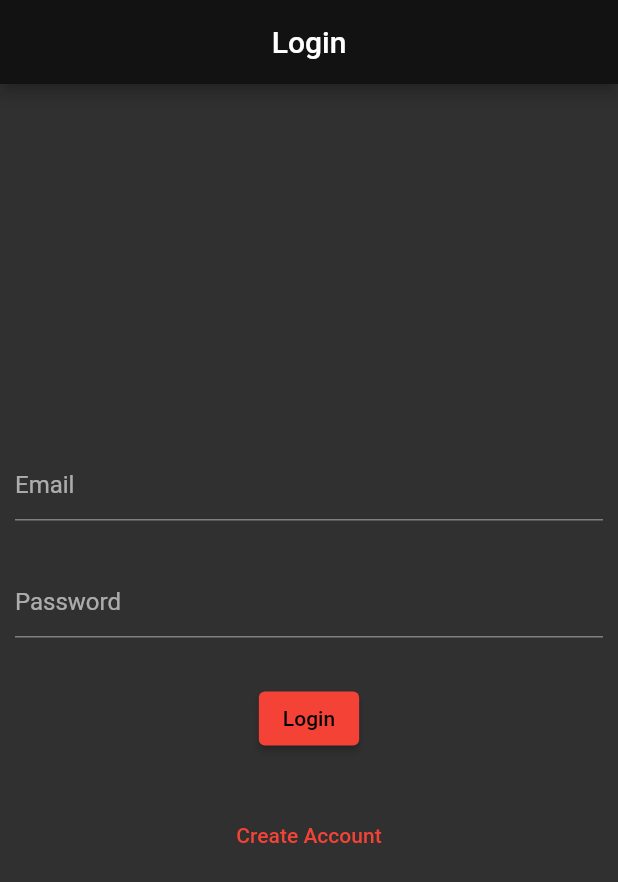
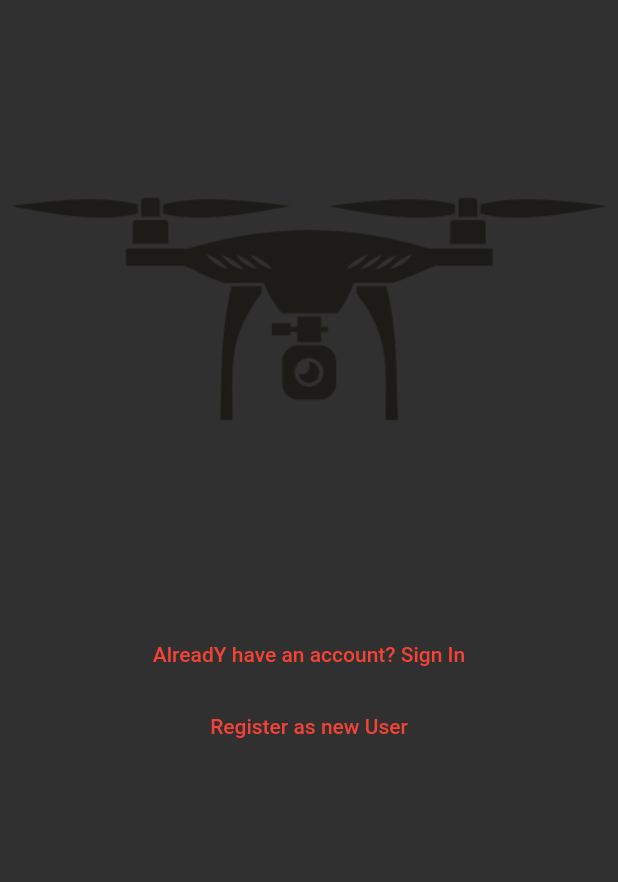
Before and after one commit to LyffLyff/FPV-Drohne, a Flutter app: the screen it shows after launch, on a phone screen of 412 x 824 dp. Shown: the top 882 px of the screen. Run offline on Flutter 3.47's test engine with Material 2 defaults, Android fonts, the phone set to English and light mode, and no system bars; our stand-ins replace cloud_firestore, firebase_auth, firebase_core, syncfusion_flutter_gauges; accounts and stored records are empty; project files that could hold a hidden picture were left out.

Commit message:
Adding Welcome Screen

```diff
--- a/lib/main.dart
+++ b/lib/main.dart
@@ -2,6 +2,7 @@ import 'dart:async';
 
 import 'package:drone_2_0/screens/homepage/homepage.dart';
 import 'package:drone_2_0/screens/user_profile/user_profile.dart';
+import 'package:drone_2_0/screens/welcome_screen.dart';
 import 'package:drone_2_0/themes/main_themes.dart';
 import 'package:flutter/material.dart';
 import 'package:drone_2_0/screens/login/login.dart';
@@ -39,7 +40,6 @@ class MyApp extends StatefulWidget {
 
 class _MyAppState extends State<MyApp> {
 late StreamSubscription<User?> user;
-late String userEmail;
 
   @override
   void initState() {
@@ -48,11 +48,9 @@ late String userEmail;
       if (user == null) {
         print('User is currently signed out!');
       } else {
-        userEmail = user.email!;
         print('User is signed in!');
-        print(userEmail);
-        Provider.of<UserProvider>(context, listen: false).changeUserEmail(userEmail);
-        Provider.of<UserProvider>(context, listen: false).changeUsername(await AuthService().fetchUserData(email: userEmail) ?? "");
+        Provider.of<UserProvider>(context, listen: false).changeUserEmail(user.email ?? "");
+        Provider.of<UserProvider>(context, listen: false).changeUsername(await AuthService().fetchUserData(email: user.email ?? "") ?? "");
       }
     });
   }
@@ -71,15 +69,16 @@ late String userEmail;
       title: 'My Drone.JPEG',
 
       initialRoute:
-          FirebaseAuth.instance.currentUser == null ? HomePage.id : LoginScreen.id,
+          FirebaseAuth.instance.currentUser == null ? WelcomeScreen.id : HomePage.id,
 
       ///key value pair
       routes: {
-        HomePage.id: (context) => const LoginScreen(),
-        LoginScreen.id: (context) => const HomePage(),
+        WelcomeScreen.id: (context) => const WelcomeScreen(),
+        HomePage.id: (context) => const HomePage(),
+        LoginScreen.id: (context) => const LoginScreen(),
         UserProfile.id: (context) => const UserProfile(),
       },
-      home: const LoginScreen(),
+      home: const WelcomeScreen(),
     );
   }
 }
--- /dev/null
+++ b/lib/screens/welcome_screen.dart
@@ -0,0 +1,39 @@
+import 'package:drone_2_0/screens/login/login.dart';
+import 'package:flutter/material.dart';
+
+class WelcomeScreen extends StatelessWidget {
+  const WelcomeScreen({super.key});
+
+  static String id = "Welcome";
+
+  @override
+  Widget build(BuildContext context) {
+    return Expanded(
+      child: Scaffold(
+        body: Center(
+          child: Column(
+            children: [
+              const Image(image: AssetImage("assets/images/drone.png")),
+              TextButton(
+                child: Text("AlreadY have an account? Sign In"),
+                onPressed: () {
+                  Navigator.of(context).pushReplacement(
+                    MaterialPageRoute(
+                      builder:  (context) => const LoginScreen()
+                    ),
+                  );
+                },
+              ),
+              TextButton(
+                child: Text("Register as new User"),
+                onPressed: () {
+
+                },
+              ),
+            ],
+          ),
+        ),
+      )
+    );
+  }
+}
```
